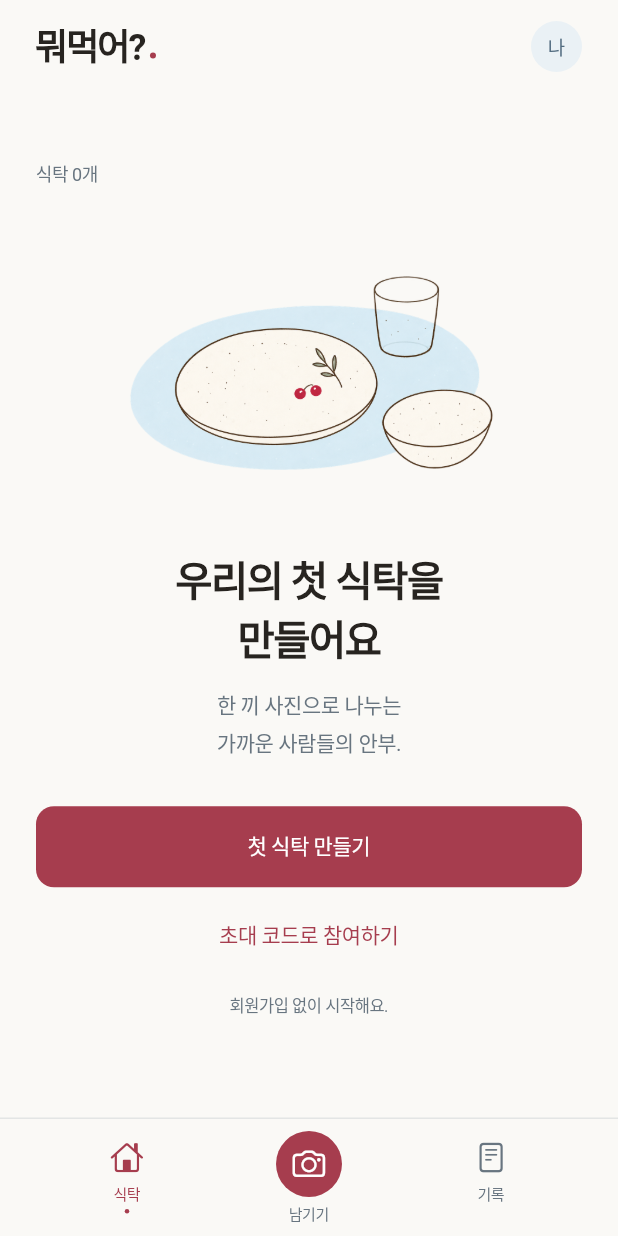
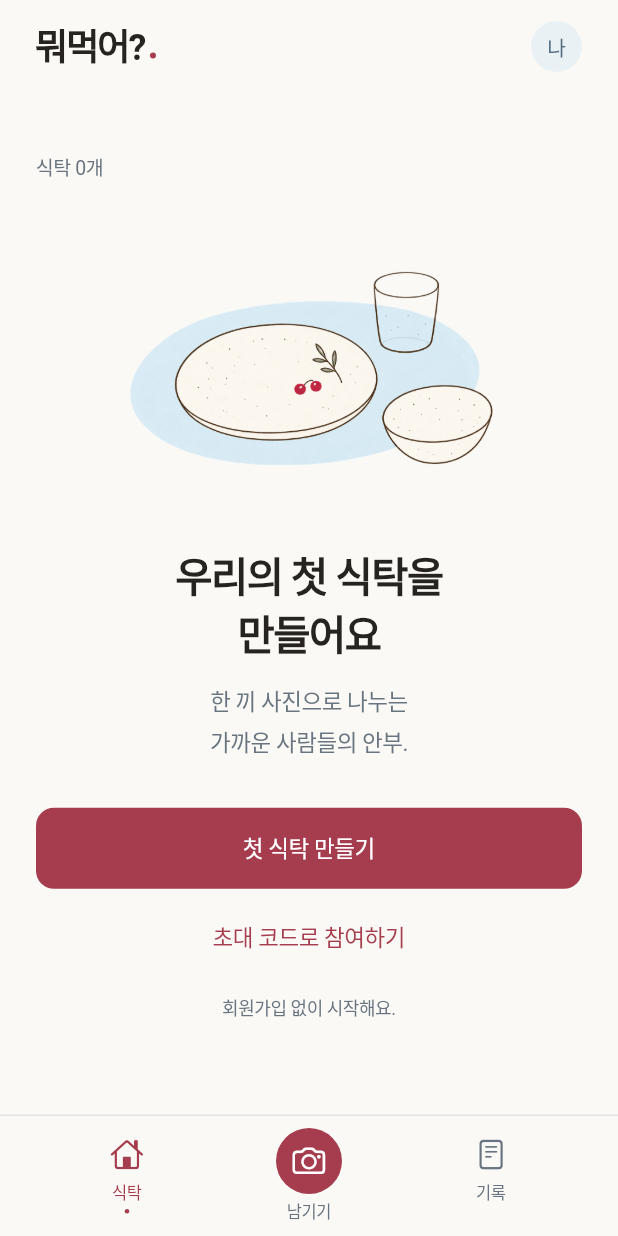
Before and after one commit to isla0x/mwomeogeo, a Flutter app: the screen it shows after launch, on a phone screen of 412 x 824 dp. Run offline on Flutter 3.47's test engine with Material 3 defaults, Android fonts, the phone set to English and light mode, and no system bars; our stand-ins replace cloud_firestore, firebase_auth, firebase_core, image_picker, share_plus, shared_preferences; accounts and stored records are empty; Roboto replaces fonts that are missing (Pretendard).

Commit message:
Increase small body and control text by one point for build 9

```diff
--- a/lib/design.dart
+++ b/lib/design.dart
@@ -26,7 +26,7 @@ TextStyle type(
   double spacing = -.3,
   double height = 1.5,
 }) => TextStyle(
-  fontSize: size,
+  fontSize: size <= 16 ? size + 1 : size,
   color: color,
   fontWeight: weight,
   letterSpacing: spacing,
--- a/pubspec.yaml
+++ b/pubspec.yaml
@@ -16,7 +16,7 @@ publish_to: 'none' # Remove this line if you wish to publish to pub.dev
 # https://developer.apple.com/library/archive/documentation/General/Reference/InfoPlistKeyReference/Articles/CoreFoundationKeys.html
 # In Windows, build-name is used as the major, minor, and patch parts
 # of the product and file versions while build-number is used as the build suffix.
-version: 1.0.0+8
+version: 1.0.0+9
 
 environment:
   sdk: ^3.13.5
```
Also changed, not shown: 1 other file.
